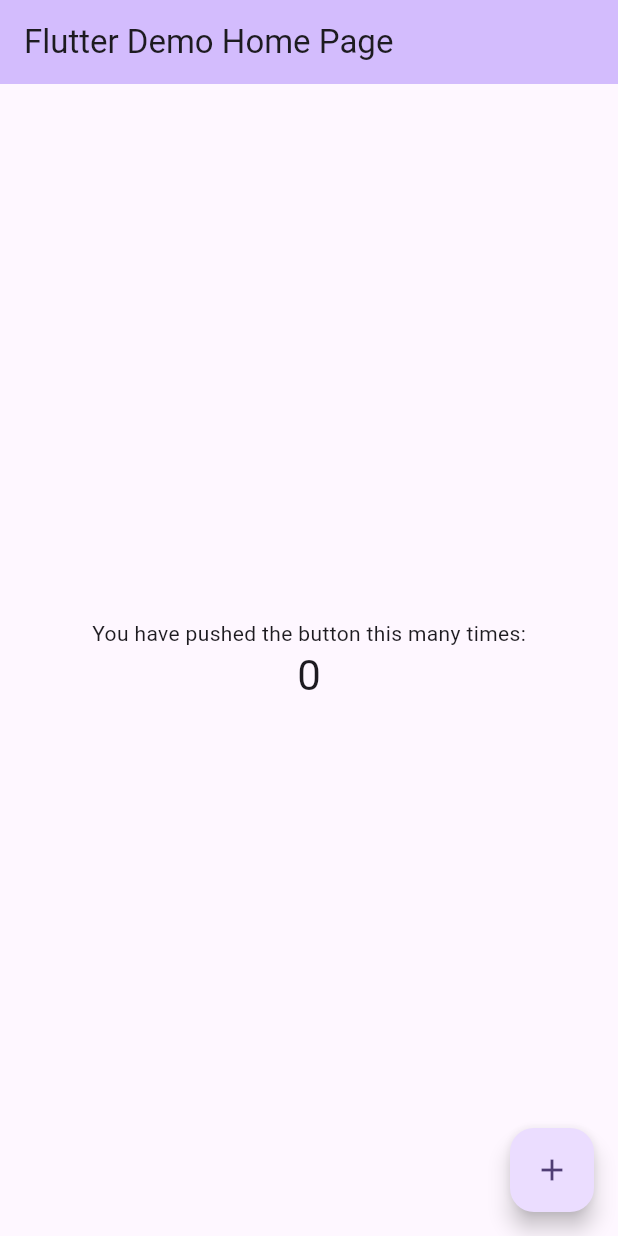
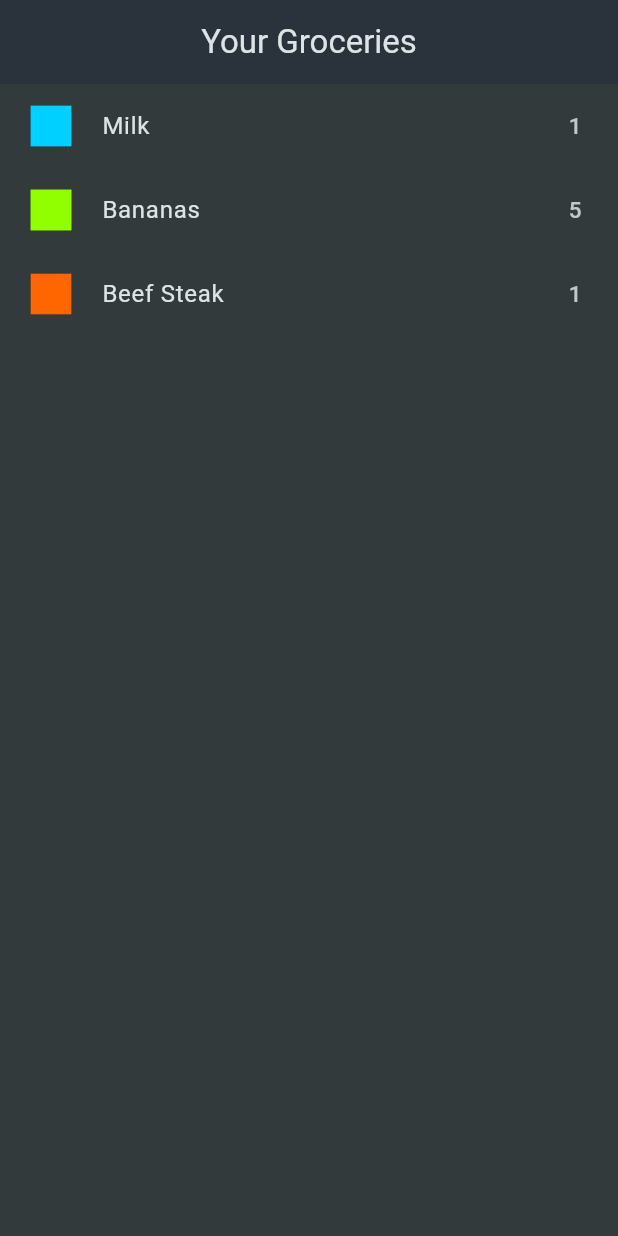
Before and after one commit to ivan-horchakov/shopping_list, a Flutter app: the screen it shows after launch, on a phone screen of 412 x 824 dp. Run offline on Flutter 3.47's test engine with Material 3 defaults, Android fonts, the phone set to English and light mode, and no system bars.

Commit message:
Added GroceryList (207)

```diff
--- /dev/null
+++ b/lib/data/dummy_items.dart
@@ -0,0 +1,24 @@
+import 'package:shopping_list/models/category.dart';
+import 'package:shopping_list/models/grocery_item.dart';
+import 'package:shopping_list/data/categories.dart';
+
+final groceryItems = [
+  GroceryItem(
+    id: 'a',
+    name: 'Milk',
+    quantity: 1,
+    category: categories[Categories.dairy]!,
+  ),
+  GroceryItem(
+    id: 'b',
+    name: 'Bananas',
+    quantity: 5,
+    category: categories[Categories.fruit]!,
+  ),
+  GroceryItem(
+    id: 'c',
+    name: 'Beef Steak',
+    quantity: 1,
+    category: categories[Categories.meat]!,
+  ),
+];
--- a/lib/main.dart
+++ b/lib/main.dart
@@ -1,4 +1,6 @@
 import 'package:flutter/material.dart';
+import 'package:shopping_list/models/grocery_item.dart';
+import 'package:shopping_list/widgets/grocery_list.dart';
 
 void main() {
   runApp(const MyApp());
@@ -11,115 +13,16 @@ class MyApp extends StatelessWidget {
   @override
   Widget build(BuildContext context) {
     return MaterialApp(
-      title: 'Flutter Demo',
-      theme: ThemeData(
-        // This is the theme of your application.
-        //
-        // TRY THIS: Try running your application with "flutter run". You'll see
-        // the application has a purple toolbar. Then, without quitting the app,
-        // try changing the seedColor in the colorScheme below to Colors.green
-        // and then invoke "hot reload" (save your changes or press the "hot
-        // reload" button in a Flutter-supported IDE, or press "r" if you used
-        // the command line to start the app).
-        //
-        // Notice that the counter didn't reset back to zero; the application
-        // state is not lost during the reload. To reset the state, use hot
-        // restart instead.
-        //
-        // This works for code too, not just values: Most code changes can be
-        // tested with just a hot reload.
-        colorScheme: ColorScheme.fromSeed(seedColor: Colors.deepPurple),
-        useMaterial3: true,
+      title: 'Flutter Groceries',
+      theme: ThemeData.dark().copyWith(
+        colorScheme: ColorScheme.fromSeed(
+          seedColor: const Color.fromARGB(255, 147, 229, 250),
+          brightness: Brightness.dark,
+          surface: const Color.fromARGB(255, 42, 51, 59),
+        ),
+        scaffoldBackgroundColor: const Color.fromARGB(255, 50, 58, 60),
       ),
-      home: const MyHomePage(title: 'Flutter Demo Home Page'),
+      home: const GroceryList(),
     );
   }
 }
-
-class MyHomePage extends StatefulWidget {
-  const MyHomePage({super.key, required this.title});
-
-  // This widget is the home page of your application. It is stateful, meaning
-  // that it has a State object (defined below) that contains fields that affect
-  // how it looks.
-
-  // This class is the configuration for the state. It holds the values (in this
-  // case the title) provided by the parent (in this case the App widget) and
-  // used by the build method of the State. Fields in a Widget subclass are
-  // always marked "final".
-
-  final String title;
-
-  @override
-  State<MyHomePage> createState() => _MyHomePageState();
-}
-
-class _MyHomePageState extends State<MyHomePage> {
-  int _counter = 0;
-
-  void _incrementCounter() {
-    setState(() {
-      // This call to setState tells the Flutter framework that something has
-      // changed in this State, which causes it to rerun the build method below
-      // so that the display can reflect the updated values. If we changed
-      // _counter without calling setState(), then the build method would not be
-      // called again, and so nothing would appear to happen.
-      _counter++;
-    });
-  }
-
-  @override
-  Widget build(BuildContext context) {
-    // This method is rerun every time setState is called, for instance as done
-    // by the _incrementCounter method above.
-    //
-    // The Flutter framework has been optimized to make rerunning build methods
-    // fast, so that you can just rebuild anything that needs updating rather
-    // than having to individually change instances of widgets.
-    return Scaffold(
-      appBar: AppBar(
-        // TRY THIS: Try changing the color here to a specific color (to
-        // Colors.amber, perhaps?) and trigger a hot reload to see the AppBar
-        // change color while the other colors stay the same.
-        backgroundColor: Theme.of(context).colorScheme.inversePrimary,
-        // Here we take the value from the MyHomePage object that was created by
-        // the App.build method, and use it to set our appbar title.
-        title: Text(widget.title),
-      ),
-      body: Center(
-        // Center is a layout widget. It takes a single child and positions it
-        // in the middle of the parent.
-        child: Column(
-          // Column is also a layout widget. It takes a list of children and
-          // arranges them vertically. By default, it sizes itself to fit its
-          // children horizontally, and tries to be as tall as its parent.
-          //
-          // Column has various properties to control how it sizes itself and
-          // how it positions its children. Here we use mainAxisAlignment to
-          // center the children vertically; the main axis here is the vertical
-          // axis because Columns are vertical (the cross axis would be
-          // horizontal).
-          //
-          // TRY THIS: Invoke "debug painting" (choose the "Toggle Debug Paint"
-          // action in the IDE, or press "p" in the console), to see the
-          // wireframe for each widget.
-          mainAxisAlignment: MainAxisAlignment.center,
-          children: <Widget>[
-            const Text(
-              'You have pushed the button this many times:',
-            ),
-            Text(
-              '$_counter',
-              style: Theme.of(context).textTheme.headlineMedium,
-            ),
-          ],
-        ),
-      ),
-      floatingActionButton: FloatingActionButton(
-        onPressed: _incrementCounter,
-        tooltip: 'Increment',
-        child: const Icon(Icons.add),
-      ), // This trailing comma makes auto-formatting nicer for build methods.
-    );
-  }
-}
--- /dev/null
+++ b/lib/widgets/grocery_list.dart
@@ -0,0 +1,33 @@
+import 'package:flutter/material.dart';
+import 'package:shopping_list/data/dummy_items.dart';
+
+class GroceryList extends StatelessWidget {
+  const GroceryList({super.key});
+
+  @override
+  Widget build(BuildContext context) {
+    return Scaffold(
+      appBar: AppBar(
+        title: const Text('Your Groceries'),
+        centerTitle: true,
+      ),
+      body: ListView.builder(
+        itemCount: groceryItems.length,
+        itemBuilder: (ctx, index) {
+          return ListTile(
+            leading: Icon(
+              Icons.square,
+              size: 36,
+              color: groceryItems[index].category.color,
+            ),
+            title: Text(groceryItems[index].name),
+            trailing: Text(
+              groceryItems[index].quantity.toString(),
+              style: const TextStyle(fontSize: 15),
+            ),
+          );
+        },
+      ),
+    );
+  }
+}
```
Also changed, not shown: lib/data/categories.dart (added, +45 -0 lines), lib/models/category.dart (added, +24 -0 lines), lib/models/grocery_item.dart (added, +15 -0 lines).
